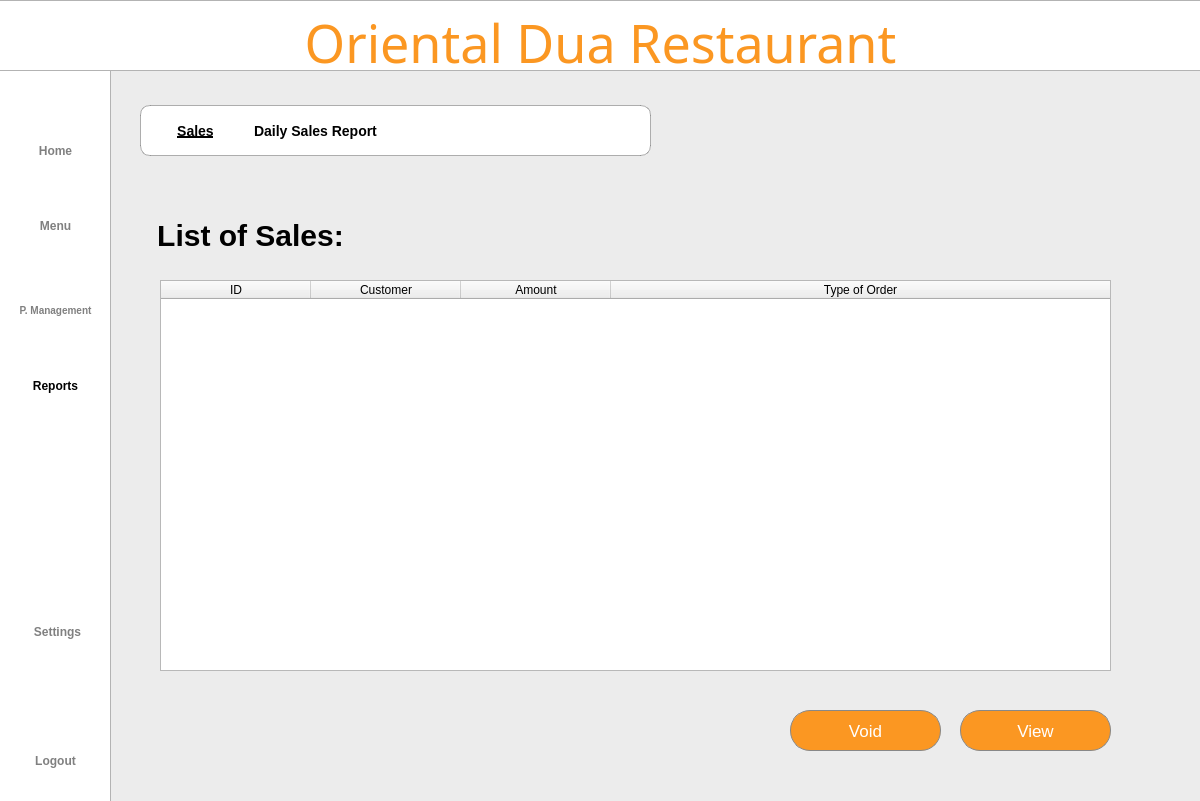
Before: the Qt Designer form Project SE/ui/reportscreen.ui in Patatims/CCSFEN2_Project, drawn with Qt 5.
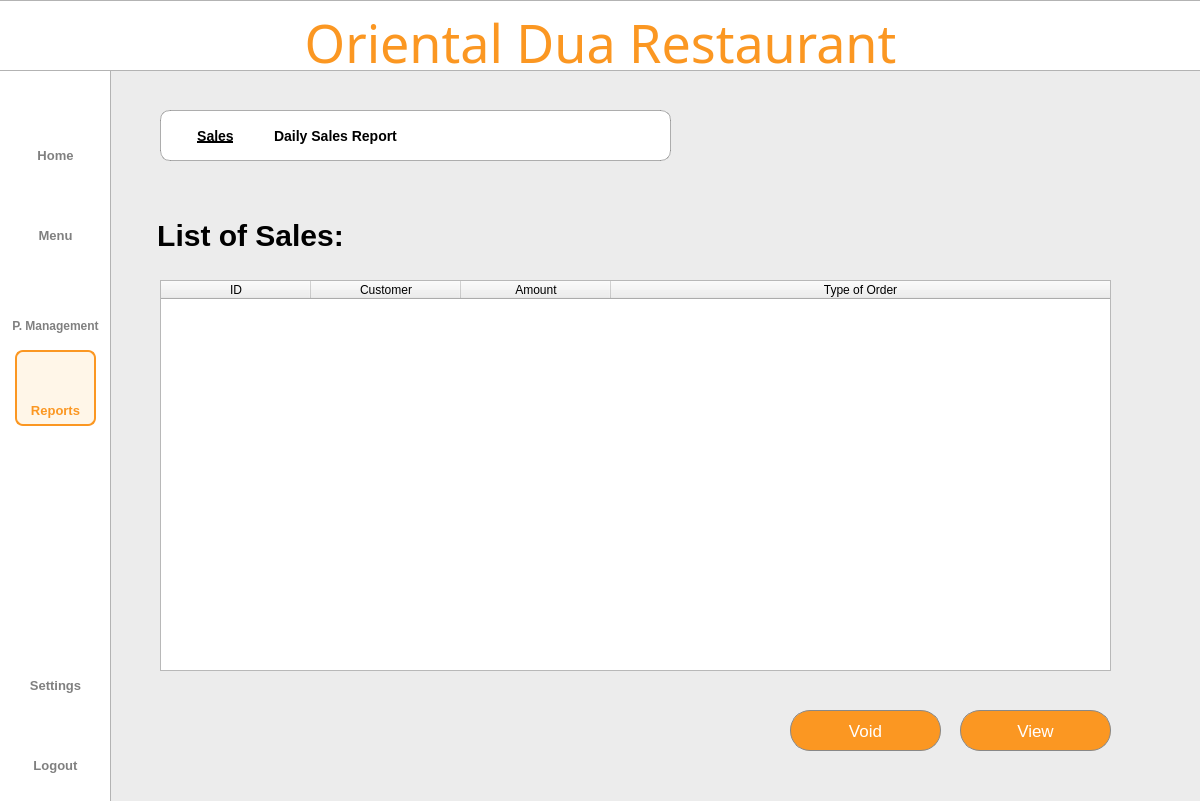
After: the same form once the commit is applied. Icons and pictures are not drawn.

Diff of the .ui file:
```diff
--- a/Project SE/ui/reportscreen.ui
+++ b/Project SE/ui/reportscreen.ui
@@ -67,8 +67,8 @@
    <widget class="QLabel" name="whitebg">
     <property name="geometry">
      <rect>
-      <x>140</x>
-      <y>105</y>
+      <x>160</x>
+      <y>110</y>
       <width>511</width>
       <height>51</height>
      </rect>
@@ -156,21 +156,27 @@
    <widget class="QPushButton" name="logoutbtn">
     <property name="geometry">
      <rect>
-      <x>20</x>
-      <y>740</y>
-      <width>71</width>
-      <height>41</height>
+      <x>15</x>
+      <y>750</y>
+      <width>81</width>
+      <height>31</height>
      </rect>
     </property>
     <property name="styleSheet">
-     <string notr="true">QPushButton#logoutbtn{
+     <string notr="true">QPushButton{
     color: rgba(0,0,0, 0.5);
-    font-family: 'Roboto';
-    font-size: 12px;
+    font-family: 'Inter';
+    font-size: 13px;
     font-weight: 500;
 	border:none;
 }
-</string>
+
+QPushButton:hover{
+color: #FB9722;
+border: 2px solid #FB9722;
+border-radius: 8px;
+background-color: rgba(255, 167, 25, 0.1);
+}</string>
     </property>
     <property name="text">
      <string>Logout</string>
@@ -179,21 +185,27 @@
    <widget class="QPushButton" name="settingsbtn">
     <property name="geometry">
      <rect>
-      <x>20</x>
-      <y>620</y>
-      <width>75</width>
-      <height>23</height>
+      <x>15</x>
+      <y>670</y>
+      <width>81</width>
+      <height>31</height>
      </rect>
     </property>
     <property name="styleSheet">
-     <string notr="true">QPushButton#settingsbtn{
+     <string notr="true">QPushButton{
     color: rgba(0,0,0, 0.5);
-    font-family: 'Roboto';
-    font-size: 12px;
+    font-family: 'Inter';
+    font-size: 13px;
     font-weight: 500;
 	border:none;
 }
-</string>
+
+QPushButton:hover{
+color: #FB9722;
+border: 2px solid #FB9722;
+border-radius: 8px;
+background-color: rgba(255, 167, 25, 0.1);
+}</string>
     </property>
     <property name="text">
      <string>Settings</string>
@@ -202,8 +214,8 @@
    <widget class="QLabel" name="settingIcon">
     <property name="geometry">
      <rect>
-      <x>38</x>
-      <y>580</y>
+      <x>39</x>
+      <y>634</y>
       <width>35</width>
       <height>35</height>
      </rect>
@@ -244,21 +256,27 @@
    <widget class="QPushButton" name="menubtn">
     <property name="geometry">
      <rect>
-      <x>10</x>
-      <y>210</y>
-      <width>91</width>
+      <x>15</x>
+      <y>220</y>
+      <width>81</width>
       <height>31</height>
      </rect>
     </property>
     <property name="styleSheet">
-     <string notr="true">QPushButton#menubtn{
+     <string notr="true">QPushButton{
     color: rgba(0,0,0, 0.5);
-    font-family: 'Roboto';
-    font-size: 12px;
+    font-family: 'Inter';
+    font-size: 13px;
     font-weight: 500;
 	border:none;
 }
-</string>
+
+QPushButton:hover{
+color: #FB9722;
+border: 2px solid #FB9722;
+border-radius: 8px;
+background-color: rgba(255, 167, 25, 0.1);
+}</string>
     </property>
     <property name="text">
      <string>Menu</string>
@@ -267,22 +285,22 @@
    <widget class="QLabel" name="p_mIcon">
     <property name="geometry">
      <rect>
-      <x>40</x>
-      <y>260</y>
-      <width>35</width>
-      <height>35</height>
+      <x>37</x>
+      <y>270</y>
+      <width>40</width>
+      <height>40</height>
      </rect>
     </property>
     <property name="minimumSize">
      <size>
-      <width>35</width>
-      <height>35</height>
+      <width>40</width>
+      <height>40</height>
      </size>
     </property>
     <property name="maximumSize">
      <size>
-      <width>35</width>
-      <height>35</height>
+      <width>40</width>
+      <height>40</height>
      </size>
     </property>
     <property name="styleSheet">
@@ -309,21 +327,27 @@
    <widget class="QPushButton" name="p_managementbtn">
     <property name="geometry">
      <rect>
-      <x>10</x>
-      <y>290</y>
-      <width>91</width>
-      <height>41</height>
+      <x>5</x>
+      <y>310</y>
+      <width>101</width>
+      <height>31</height>
      </rect>
     </property>
     <property name="styleSheet">
-     <string notr="true">QPushButton#p_managementbtn{
+     <string notr="true">QPushButton{
     color: rgba(0,0,0, 0.5);
-    font-family: 'Roboto';
-    font-size: 10px;
+    font-family: 'Inter';
+    font-size: 12px;
     font-weight: 500;
 	border:none;
 }
-</string>
+
+QPushButton:hover{
+color: #FB9722;
+border: 2px solid #FB9722;
+border-radius: 8px;
+background-color: rgba(255, 167, 25, 0.1);
+}</string>
     </property>
     <property name="text">
      <string>P. Management</string>
@@ -374,17 +398,17 @@
    <widget class="QPushButton" name="reportbtn">
     <property name="geometry">
      <rect>
-      <x>10</x>
-      <y>370</y>
-      <width>91</width>
+      <x>15</x>
+      <y>395</y>
+      <width>81</width>
       <height>31</height>
      </rect>
     </property>
     <property name="styleSheet">
-     <string notr="true">QPushButton#reportbtn{
-    color: rgba(0,0,0, 1);
-    font-family: 'Roboto';
-    font-size: 12px;
+     <string notr="true">QPushButton{
+    color: #FB9722;;
+    font-family: 'Inter';
+    font-size: 13px;
     font-weight: 500;
 	border:none;
 }
@@ -397,21 +421,27 @@
    <widget class="QPushButton" name="homebtn">
     <property name="geometry">
      <rect>
-      <x>10</x>
-      <y>135</y>
-      <width>91</width>
+      <x>15</x>
+      <y>140</y>
+      <width>81</width>
       <height>31</height>
      </rect>
     </property>
     <property name="styleSheet">
-     <string notr="true">QPushButton#homebtn{
+     <string notr="true">QPushButton{
     color: rgba(0,0,0, 0.5);
-    font-family: 'Roboto';
-    font-size: 12px;
+    font-family: 'Inter';
+    font-size: 13px;
     font-weight: 500;
 	border:none;
 }
-</string>
+
+QPushButton:hover{
+color: #FB9722;
+border: 2px solid #FB9722;
+border-radius: 8px;
+background-color: rgba(255, 167, 25, 0.1);
+}</string>
     </property>
     <property name="text">
      <string>Home</string>
@@ -420,8 +450,8 @@
    <widget class="QLabel" name="reportIcon">
     <property name="geometry">
      <rect>
-      <x>40</x>
-      <y>340</y>
+      <x>39</x>
+      <y>360</y>
       <width>35</width>
       <height>35</height>
      </rect>
@@ -463,7 +493,7 @@
     <property name="geometry">
      <rect>
       <x>40</x>
-      <y>180</y>
+      <y>190</y>
       <width>30</width>
       <height>30</height>
      </rect>
@@ -504,8 +534,8 @@
    <widget class="QPushButton" name="salesbtn">
     <property name="geometry">
      <rect>
-      <x>160</x>
-      <y>115</y>
+      <x>180</x>
+      <y>120</y>
       <width>71</width>
       <height>31</height>
      </rect>
@@ -528,8 +558,8 @@
    <widget class="QPushButton" name="DSRbtn">
     <property name="geometry">
      <rect>
-      <x>240</x>
-      <y>115</y>
+      <x>260</x>
+      <y>120</y>
       <width>151</width>
       <height>31</height>
      </rect>
@@ -691,6 +721,49 @@
      <string>View</string>
     </property>
    </widget>
+   <widget class="QLabel" name="label_2">
+    <property name="geometry">
+     <rect>
+      <x>15</x>
+      <y>350</y>
+      <width>81</width>
+      <height>76</height>
+     </rect>
+    </property>
+    <property name="styleSheet">
+     <string notr="true">QLabel{
+	background-color: rgba(255, 167, 25, 0.1);
+	border: 2px solid #FB9722;
+	border-radius: 8px;
+}</string>
+    </property>
+    <property name="text">
+     <string/>
+    </property>
+   </widget>
+   <zorder>sidebar</zorder>
+   <zorder>titlebar</zorder>
+   <zorder>whitebg</zorder>
+   <zorder>title</zorder>
+   <zorder>logoutIcon</zorder>
+   <zorder>logoutbtn</zorder>
+   <zorder>settingsbtn</zorder>
+   <zorder>settingIcon</zorder>
+   <zorder>menubtn</zorder>
+   <zorder>p_mIcon</zorder>
+   <zorder>p_managementbtn</zorder>
+   <zorder>homeIcon</zorder>
+   <zorder>homebtn</zorder>
+   <zorder>menuIcon</zorder>
+   <zorder>salesbtn</zorder>
+   <zorder>DSRbtn</zorder>
+   <zorder>listofsale</zorder>
+   <zorder>tableWidget</zorder>
+   <zorder>voidbtn</zorder>
+   <zorder>viewbtn</zorder>
+   <zorder>label_2</zorder>
+   <zorder>reportIcon</zorder>
+   <zorder>reportbtn</zorder>
   </widget>
  </widget>
  <resources>
```
Left out of the diff: 2 changed lines with no effect on the pictures.
